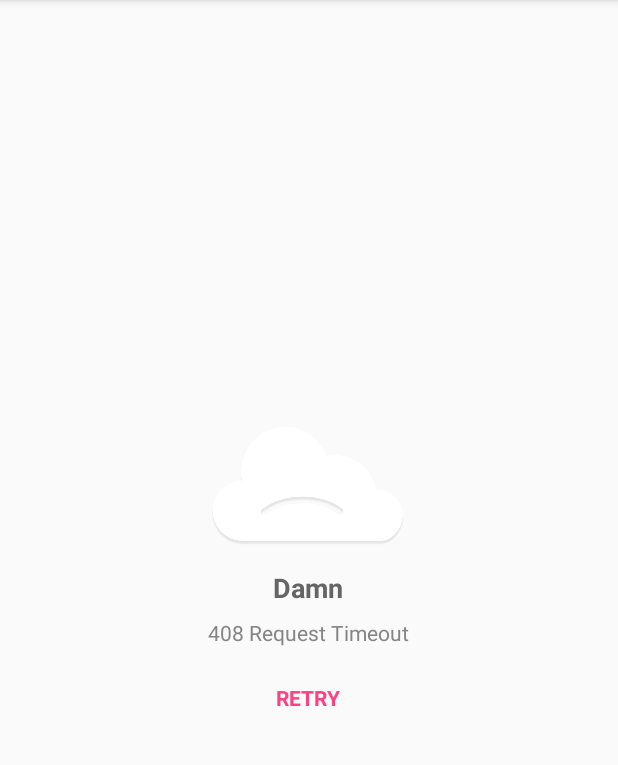
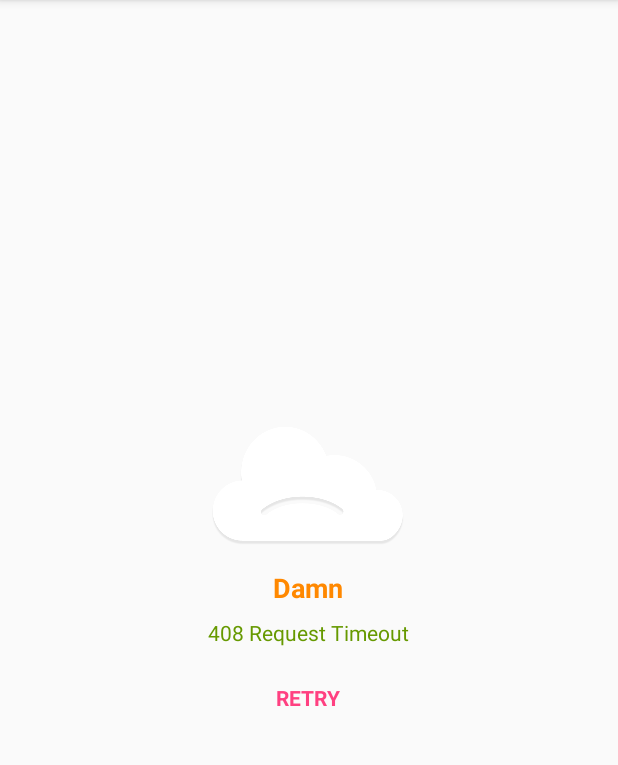
Before and after one commit to xiprox/ErrorView, an Android app: the screen it shows after launch (MainActivity), after a tap on "RETRY", on a phone screen of 412 x 824 dp, the part 84-849 px from its top. Run offline under Robolectric (Android 15) with nearby library versions, the phone set to English and light mode, and no system bars.

Commit message:
Changed method names:     setErrorTitleTextColor->setErrorTitleColor     setErrorSubtitleTextColor ->setErrorSubtitleColor
Changed view attributes:
    ev_errorTitleTextColor->ev_errorTitleColor
    ev_errorSubtitleTextColor->ev_errorSubtitleColor

Added context.getResources().getColor(int res) to each setColor() method
Updated sample

```diff
--- a/library/src/main/java/tr/xip/errorview/ErrorView.java
+++ b/library/src/main/java/tr/xip/errorview/ErrorView.java
@@ -51,10 +51,10 @@ public class ErrorView extends LinearLayout {
     private int errorImageRes;
 
     private String errorTitle;
-    private int errorTitleTextColor;
+    private int errorTitleColor;
 
     private String errorSubtitle;
-    private int errorSubtitleTextColor;
+    private int errorSubtitleColor;
 
     private boolean showTitle;
     private boolean showSubtitle;
@@ -87,10 +87,10 @@ public class ErrorView extends LinearLayout {
         try {
             errorImageRes = a.getResourceId(R.styleable.ErrorView_ev_errorImage, R.drawable.error_view_cloud);
             errorTitle = a.getString(R.styleable.ErrorView_ev_errorTitle);
-            errorTitleTextColor = a.getColor(R.styleable.ErrorView_ev_errorTitleTextColor,
+            errorTitleColor = a.getColor(R.styleable.ErrorView_ev_errorTitleColor,
                     getResources().getColor(R.color.error_view_text));
             errorSubtitle = a.getString(R.styleable.ErrorView_ev_errorSubtitle);
-            errorSubtitleTextColor = a.getColor(R.styleable.ErrorView_ev_errorSubtitleTextColor,
+            errorSubtitleColor = a.getColor(R.styleable.ErrorView_ev_errorSubtitleColor,
                     getResources().getColor(R.color.error_view_text_light));
             showTitle = a.getBoolean(R.styleable.ErrorView_ev_showTitle, true);
             showSubtitle = a.getBoolean(R.styleable.ErrorView_ev_showSubtitle, true);
@@ -118,8 +118,8 @@ public class ErrorView extends LinearLayout {
             if (!showRetryButton)
                 mRetryButton.setVisibility(GONE);
 
-            mErrorTitle.setTextColor(errorTitleTextColor);
-            mErrorSubtitle.setTextColor(errorSubtitleTextColor);
+            mErrorTitle.setTextColor(errorTitleColor);
+            mErrorSubtitle.setTextColor(errorSubtitleColor);
 
             mRetryButton.setTextColor(retryButtonTextColor);
             mRetryButton.setBackgroundResource(retryButtonBackground);
@@ -206,8 +206,8 @@ public class ErrorView extends LinearLayout {
      *
      * @param res color resource to use for error title text.
      */
-    public void setErrorTitleTextColor(int res){
-        mErrorTitle.setTextColor(res);
+    public void setErrorTitleColor(int res){
+        mErrorTitle.setTextColor(context.getResources().getColor(res));
     }
 
     /**
@@ -232,8 +232,8 @@ public class ErrorView extends LinearLayout {
      * Sets the error subtitle text to a given color
      * @param res color resource to use for error subtitle text.
      */
-    public void setErrorSubtitleTextColor(int res){
-        mErrorSubtitle.setTextColor(res);
+    public void setErrorSubtitleColor(int res){
+        mErrorSubtitle.setTextColor(context.getResources().getColor(res));
     }
 
     /**
--- a/library/src/main/res/values/attrs.xml
+++ b/library/src/main/res/values/attrs.xml
@@ -2,9 +2,9 @@
 <resources>
     <declare-styleable name="ErrorView">
         <attr name="ev_errorTitle" format="string" />
-        <attr name="ev_errorTitleTextColor" format="color" />
+        <attr name="ev_errorTitleColor" format="color" />
         <attr name="ev_errorSubtitle" format="string" />
-        <attr name="ev_errorSubtitleTextColor" format="color" />
+        <attr name="ev_errorSubtitleColor" format="color" />
         <attr name="ev_errorImage" format="reference" />
         <attr name="ev_showTitle" format="boolean" />
         <attr name="ev_showSubtitle" format="boolean" />
--- a/sample/src/main/java/tr/xip/errorview/sample/MainActivity.java
+++ b/sample/src/main/java/tr/xip/errorview/sample/MainActivity.java
@@ -31,6 +31,8 @@ public class MainActivity extends ActionBarActivity {
 
                 mErrorView.setError(ErrorViewStatusCodes.CODE_408);
                 mErrorView.setErrorTitle(R.string.error_title_damn);
+                mErrorView.setErrorTitleColor(android.R.color.holo_orange_dark);
+                mErrorView.setErrorSubtitleColor(android.R.color.holo_green_dark);
             }
         });
     }
--- a/sample/src/main/res/layout/activity_main.xml
+++ b/sample/src/main/res/layout/activity_main.xml
@@ -15,5 +15,7 @@
         android:layout_width="wrap_content"
         android:layout_height="wrap_content"
         app:ev_errorSubtitle="@string/error_subtitle_failed_one_more_time"
+        app:ev_errorTitleColor="@android:color/holo_blue_dark"
+        app:ev_errorSubtitleColor="@android:color/holo_blue_bright"
         app:ev_retryButtonTextColor="@color/apptheme_accent" />
 </RelativeLayout>
```
